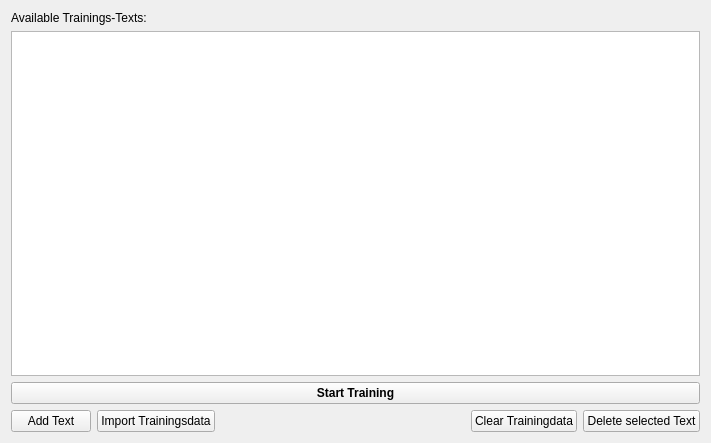
Qt form simon/src/simonmodelmanagementui/trainmain.ui (KDE/simon) before a commit.
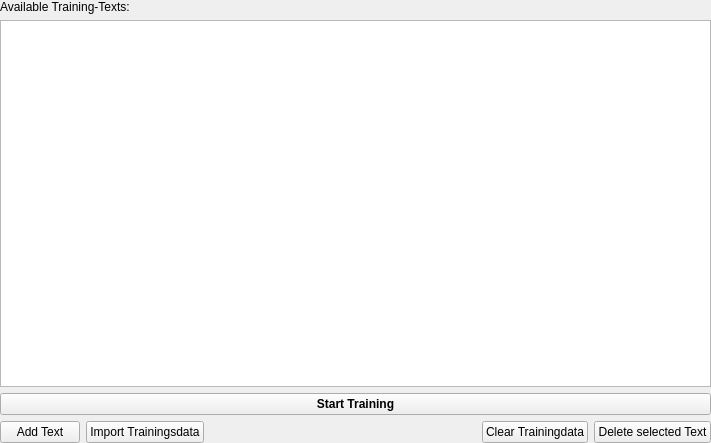
The same form after that commit. Icons and pictures are not drawn. Custom widgets are drawn as their Qt base class.

Commit message:
Clean training view.
Remove extra margins and vertical table header.

What changed in the file:
```diff
--- a/simon/src/simonmodelmanagementui/trainmain.ui
+++ b/simon/src/simonmodelmanagementui/trainmain.ui
@@ -19,10 +19,13 @@
    </iconset>
   </property>
   <layout class="QVBoxLayout" name="verticalLayout">
+   <property name="margin">
+    <number>0</number>
+   </property>
    <item>
     <widget class="QLabel" name="label">
      <property name="text">
-      <string>Available Trainings-Texts:</string>
+      <string>Available Training-Texts:</string>
      </property>
     </widget>
    </item>
@@ -34,6 +37,12 @@
      <property name="selectionBehavior">
       <enum>QAbstractItemView::SelectRows</enum>
      </property>
+     <property name="cornerButtonEnabled">
+      <bool>false</bool>
+     </property>
+     <attribute name="verticalHeaderVisible">
+      <bool>false</bool>
+     </attribute>
     </widget>
    </item>
    <item>
```
The commit also changes 3 other files.
